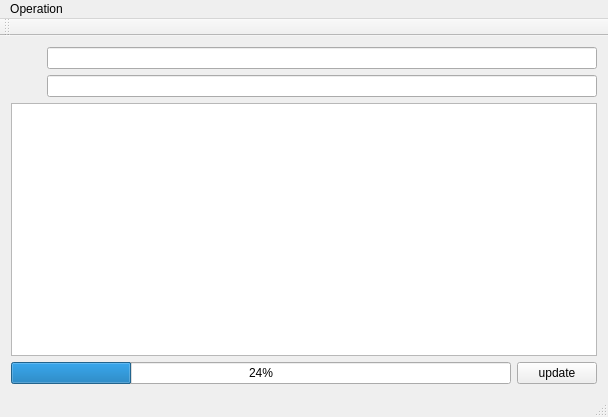
pengjianaixue/Delivery-Record, file Delivery Record/deliveryrecord.ui: the form before one commit.
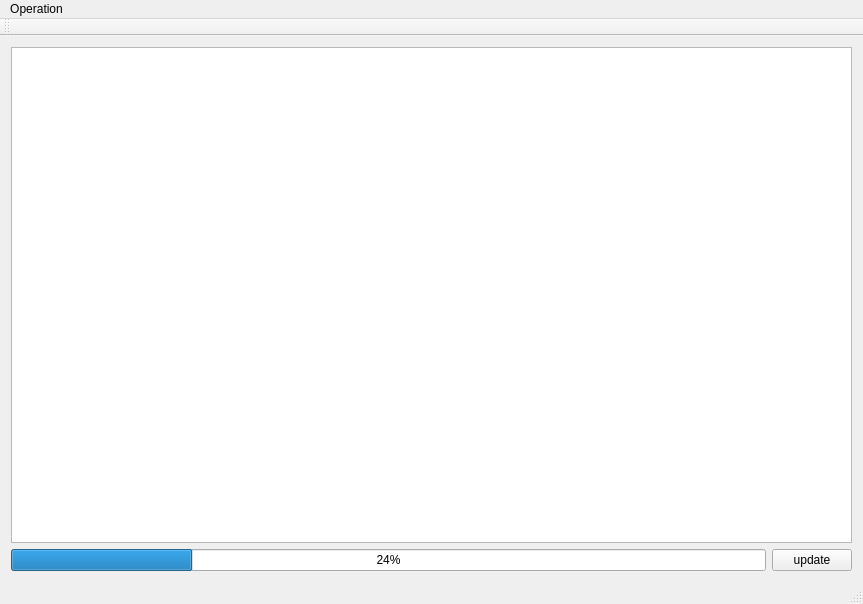
The form after the commit. Icons and pictures are not drawn.

```diff
--- a/Delivery Record/deliveryrecord.ui
+++ b/Delivery Record/deliveryrecord.ui
@@ -6,8 +6,8 @@
    <rect>
     <x>0</x>
     <y>0</y>
-    <width>608</width>
-    <height>417</height>
+    <width>863</width>
+    <height>604</height>
    </rect>
   </property>
   <property name="windowTitle">
@@ -16,102 +16,9 @@
   <widget class="QWidget" name="centralWidget">
    <layout class="QGridLayout" name="gridLayout">
     <item row="0" column="0">
-     <layout class="QVBoxLayout" name="verticalLayout_3">
-      <item>
-       <layout class="QHBoxLayout" name="horizontalLayout">
-        <item>
-         <layout class="QVBoxLayout" name="verticalLayout" stretch="0,0">
-          <item>
-           <widget class="QLabel" name="Lable_username">
-            <property name="sizePolicy">
-             <sizepolicy hsizetype="Preferred" vsizetype="Minimum">
-              <horstretch>0</horstretch>
-              <verstretch>0</verstretch>
-             </sizepolicy>
-            </property>
-            <property name="minimumSize">
-             <size>
-              <width>30</width>
-              <height>5</height>
-             </size>
-            </property>
-            <property name="whatsThis">
-             <string>&lt;html&gt;&lt;head/&gt;&lt;body&gt;&lt;p&gt;user name&lt;/p&gt;&lt;/body&gt;&lt;/html&gt;</string>
-            </property>
-            <property name="styleSheet">
-             <string notr="true">image: url(:/DeliveryRecord/Resources/user-name.png);</string>
-            </property>
-            <property name="frameShape">
-             <enum>QFrame::NoFrame</enum>
-            </property>
-            <property name="text">
-             <string/>
-            </property>
-           </widget>
-          </item>
-          <item>
-           <widget class="QLabel" name="Lable_password">
-            <property name="sizePolicy">
-             <sizepolicy hsizetype="Preferred" vsizetype="Preferred">
-              <horstretch>0</horstretch>
-              <verstretch>0</verstretch>
-             </sizepolicy>
-            </property>
-            <property name="minimumSize">
-             <size>
-              <width>30</width>
-              <height>5</height>
-             </size>
-            </property>
-            <property name="whatsThis">
-             <string>&lt;html&gt;&lt;head/&gt;&lt;body&gt;&lt;p&gt;password&lt;/p&gt;&lt;/body&gt;&lt;/html&gt;</string>
-            </property>
-            <property name="styleSheet">
-             <string notr="true">image: url(:/DeliveryRecord/Resources/password normal.png);</string>
-            </property>
-            <property name="text">
-             <string/>
-            </property>
-           </widget>
-          </item>
-         </layout>
-        </item>
-        <item>
-         <layout class="QVBoxLayout" name="verticalLayout_2">
-          <item>
-           <widget class="QLineEdit" name="lineEdit_username">
-            <property name="sizePolicy">
-             <sizepolicy hsizetype="Expanding" vsizetype="Fixed">
-              <horstretch>0</horstretch>
-              <verstretch>0</verstretch>
-             </sizepolicy>
-            </property>
-            <property name="accessibleDescription">
-             <string>please input username</string>
-            </property>
-           </widget>
-          </item>
-          <item>
-           <widget class="QLineEdit" name="lineEdit_password">
-            <property name="sizePolicy">
-             <sizepolicy hsizetype="Expanding" vsizetype="Fixed">
-              <horstretch>0</horstretch>
-              <verstretch>0</verstretch>
-             </sizepolicy>
-            </property>
-            <property name="accessibleDescription">
-             <string>please input password</string>
-            </property>
-           </widget>
-          </item>
-         </layout>
-        </item>
-       </layout>
-      </item>
-      <item>
        <widget class="QTableWidget" name="tablewideget_deliverytable"/>
       </item>
-      <item>
+    <item row="1" column="0">
        <layout class="QHBoxLayout" name="horizontalLayout_2">
         <item>
          <widget class="QProgressBar" name="progressBar_update">
@@ -134,16 +41,14 @@
        </layout>
       </item>
      </layout>
-    </item>
-   </layout>
   </widget>
   <widget class="QMenuBar" name="menuBar">
    <property name="geometry">
     <rect>
      <x>0</x>
      <y>0</y>
-     <width>608</width>
-     <height>22</height>
+     <width>863</width>
+     <height>23</height>
     </rect>
    </property>
    <widget class="QMenu" name="menuOperation">
```
Lines whose indentation alone changed are shown as unchanged.
